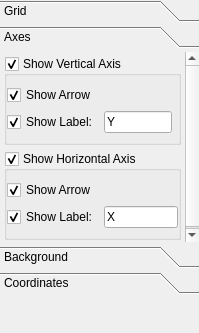
Old version of the form src/settingsview.ui in the repository gitGNU/gnu_siplot.
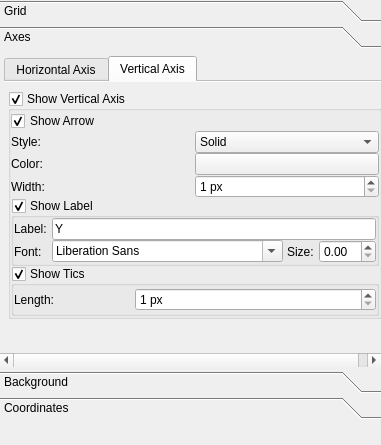
New version of the form. The open tabs and pages were chosen to show the change.

```diff
--- a/src/settingsview.ui
+++ b/src/settingsview.ui
@@ -6,8 +6,8 @@
    <rect>
     <x>0</x>
     <y>0</y>
-    <width>199</width>
-    <height>333</height>
+    <width>381</width>
+    <height>445</height>
    </rect>
   </property>
   <property name="sizePolicy">
@@ -18,8 +18,8 @@
   </property>
   <property name="minimumSize">
    <size>
-    <width>199</width>
-    <height>333</height>
+    <width>381</width>
+    <height>445</height>
    </size>
   </property>
   <property name="maximumSize">
@@ -45,14 +45,11 @@
     <property name="spacing">
      <number>0</number>
     </property>
-    <property name="sizeConstraint">
-     <enum>QLayout::SetNoConstraint</enum>
-    </property>
     <property name="margin">
      <number>0</number>
     </property>
     <item>
-     <widget class="QToolBox" name="m_toolBox">
+     <widget class="QToolBox" name="m_settingsToolBox">
       <property name="frameShape">
        <enum>QFrame::NoFrame</enum>
       </property>
@@ -68,13 +65,13 @@
       <property name="tabSpacing">
        <number>4</number>
       </property>
-      <widget class="QWidget" name="page_0">
+      <widget class="QWidget" name="m_gridPage">
        <property name="geometry">
         <rect>
          <x>0</x>
          <y>0</y>
-         <width>183</width>
-         <height>157</height>
+         <width>365</width>
+         <height>164</height>
         </rect>
        </property>
        <attribute name="label">
@@ -122,14 +119,14 @@
             <number>-1</number>
            </property>
            <item row="3" column="0">
-            <widget class="QLabel" name="label_4">
+            <widget class="QLabel" name="m_girdWidthLabel">
              <property name="text">
               <string>Width:</string>
              </property>
             </widget>
            </item>
            <item row="2" column="0">
-            <widget class="QLabel" name="label_9">
+            <widget class="QLabel" name="m_girdColLabel">
              <property name="text">
               <string>Color:</string>
              </property>
@@ -143,7 +140,7 @@
             </widget>
            </item>
            <item row="1" column="0">
-            <widget class="QLabel" name="label_10">
+            <widget class="QLabel" name="m_gridStyleLabel">
              <property name="text">
               <string>Style:</string>
              </property>
@@ -209,19 +206,19 @@
         </item>
        </layout>
       </widget>
-      <widget class="QWidget" name="page_1">
+      <widget class="QWidget" name="m_axesPage">
        <property name="geometry">
         <rect>
          <x>0</x>
          <y>0</y>
-         <width>183</width>
-         <height>188</height>
+         <width>365</width>
+         <height>302</height>
         </rect>
        </property>
        <attribute name="label">
         <string>Axes</string>
        </attribute>
-       <layout class="QGridLayout" name="gridLayout" rowstretch="0,0,0,0,0">
+       <layout class="QGridLayout" name="gridLayout" rowstretch="0,0">
         <property name="horizontalSpacing">
          <number>4</number>
         </property>
@@ -232,6 +229,50 @@
          <number>4</number>
         </property>
         <item row="1" column="0">
+         <spacer name="verticalSpacer_5">
+          <property name="orientation">
+           <enum>Qt::Vertical</enum>
+          </property>
+          <property name="sizeHint" stdset="0">
+           <size>
+            <width>20</width>
+            <height>40</height>
+           </size>
+          </property>
+         </spacer>
+        </item>
+        <item row="0" column="0">
+         <widget class="QTabWidget" name="m_axesTabWidget">
+          <property name="tabPosition">
+           <enum>QTabWidget::North</enum>
+          </property>
+          <property name="currentIndex">
+           <number>0</number>
+          </property>
+          <property name="elideMode">
+           <enum>Qt::ElideNone</enum>
+          </property>
+          <property name="usesScrollButtons">
+           <bool>true</bool>
+          </property>
+          <property name="documentMode">
+           <bool>true</bool>
+          </property>
+          <property name="tabsClosable">
+           <bool>false</bool>
+          </property>
+          <property name="movable">
+           <bool>false</bool>
+          </property>
+          <widget class="QWidget" name="m_horAxisTab">
+           <attribute name="title">
+            <string>Horizontal Axis</string>
+           </attribute>
+           <layout class="QVBoxLayout" name="verticalLayout_7" stretch="0">
+            <property name="topMargin">
+             <number>4</number>
+            </property>
+            <item>
          <widget class="QGroupBox" name="m_horGroup">
           <property name="title">
            <string>Show Horizontal Axis</string>
@@ -243,6 +284,9 @@
            <bool>true</bool>
           </property>
           <layout class="QVBoxLayout" name="verticalLayout_3">
+               <property name="spacing">
+                <number>0</number>
+               </property>
            <property name="margin">
             <number>0</number>
            </property>
@@ -258,46 +302,293 @@
               <number>0</number>
              </property>
              <layout class="QGridLayout" name="gridLayout_4">
-              <property name="leftMargin">
+                  <property name="margin">
                <number>0</number>
               </property>
-              <property name="rightMargin">
+                  <property name="spacing">
                <number>0</number>
               </property>
-              <item row="3" column="0">
-               <widget class="QCheckBox" name="m_horLabelCheck">
-                <property name="text">
-                 <string>Show Label:</string>
-                </property>
-                <property name="checked">
+                  <item row="5" column="0" colspan="2">
+                   <widget class="QGroupBox" name="m_horLabelGroup">
+                    <property name="title">
+                     <string>Show Label</string>
+                    </property>
+                    <property name="flat">
                  <bool>true</bool>
                 </property>
-               </widget>
-              </item>
-              <item row="0" column="0">
-               <widget class="QCheckBox" name="m_horArrowCheck">
-                <property name="text">
-                 <string>Show Arrow</string>
-                </property>
-                <property name="checked">
+                    <property name="checkable">
                  <bool>true</bool>
                 </property>
-               </widget>
-              </item>
-              <item row="3" column="1">
+                    <layout class="QVBoxLayout" name="verticalLayout_9">
+                     <property name="spacing">
+                      <number>0</number>
+                     </property>
+                     <property name="margin">
+                      <number>0</number>
+                     </property>
+                     <item>
+                      <widget class="QFrame" name="m_horLabelFrame">
+                       <property name="frameShape">
+                        <enum>QFrame::NoFrame</enum>
+                       </property>
+                       <property name="frameShadow">
+                        <enum>QFrame::Plain</enum>
+                       </property>
+                       <property name="lineWidth">
+                        <number>0</number>
+                       </property>
+                       <layout class="QGridLayout" name="gridLayout_8">
+                        <property name="margin">
+                         <number>0</number>
+                        </property>
+                        <property name="spacing">
+                         <number>0</number>
+                        </property>
+                        <item row="2" column="0">
+                         <widget class="QLabel" name="m_horLabelLabel">
+                          <property name="text">
+                           <string>Label:</string>
+                          </property>
+                         </widget>
+                        </item>
+                        <item row="2" column="2" colspan="5">
                <widget class="QLineEdit" name="m_horLabelEdit">
                 <property name="text">
                  <string>X</string>
                 </property>
                </widget>
               </item>
+                        <item row="2" column="1" rowspan="2">
+                         <spacer name="horizontalSpacer_4">
+                          <property name="orientation">
+                           <enum>Qt::Horizontal</enum>
+                          </property>
+                          <property name="sizeHint" stdset="0">
+                           <size>
+                            <width>40</width>
+                            <height>20</height>
+                           </size>
+                          </property>
+                         </spacer>
+                        </item>
+                        <item row="3" column="2">
+                         <widget class="QFontComboBox" name="m_horLabelFontCombo"/>
+                        </item>
+                        <item row="3" column="0">
+                         <widget class="QLabel" name="m_horLabelFontLabel">
+                          <property name="text">
+                           <string>Font:</string>
+                          </property>
+                         </widget>
+                        </item>
+                        <item row="3" column="6">
+                         <widget class="QDoubleSpinBox" name="m_horLabelSizeSpin">
+                          <property name="minimum">
+                           <double>1.000000000000000</double>
+                          </property>
+                         </widget>
+                        </item>
+                        <item row="3" column="3">
+                         <spacer name="horizontalSpacer_3">
+                          <property name="orientation">
+                           <enum>Qt::Horizontal</enum>
+                          </property>
+                          <property name="sizeHint" stdset="0">
+                           <size>
+                            <width>40</width>
+                            <height>20</height>
+                           </size>
+                          </property>
+                         </spacer>
+                        </item>
+                        <item row="3" column="4">
+                         <widget class="QLabel" name="m_horLabelSizeLabel">
+                          <property name="text">
+                           <string>Size:</string>
+                          </property>
+                         </widget>
+                        </item>
+                        <item row="3" column="5">
+                         <spacer name="horizontalSpacer_6">
+                          <property name="orientation">
+                           <enum>Qt::Horizontal</enum>
+                          </property>
+                          <property name="sizeHint" stdset="0">
+                           <size>
+                            <width>40</width>
+                            <height>20</height>
+                           </size>
+                          </property>
+                         </spacer>
+                        </item>
              </layout>
             </widget>
            </item>
           </layout>
          </widget>
         </item>
+                  <item row="4" column="0">
+                   <widget class="QLabel" name="m_horWidthLabel">
+                    <property name="text">
+                     <string>Width:</string>
+                    </property>
+                   </widget>
+                  </item>
+                  <item row="2" column="0">
+                   <widget class="QLabel" name="m_horColLabel">
+                    <property name="text">
+                     <string>Color:</string>
+                    </property>
+                   </widget>
+                  </item>
+                  <item row="1" column="0">
+                   <widget class="QLabel" name="m_horStyleLabel">
+                    <property name="text">
+                     <string>Style:</string>
+                    </property>
+                   </widget>
+                  </item>
+                  <item row="0" column="0" colspan="2">
+                   <widget class="QCheckBox" name="m_horArrowCheck">
+                    <property name="text">
+                     <string>Show Arrow</string>
+                    </property>
+                    <property name="checked">
+                     <bool>true</bool>
+                    </property>
+                   </widget>
+                  </item>
+                  <item row="6" column="0" colspan="2">
+                   <widget class="QGroupBox" name="m_horTicsGroup">
+                    <property name="title">
+                     <string>Show Tics</string>
+                    </property>
+                    <property name="flat">
+                     <bool>true</bool>
+                    </property>
+                    <property name="checkable">
+                     <bool>true</bool>
+                    </property>
+                    <layout class="QVBoxLayout" name="verticalLayout_11">
+                     <property name="spacing">
+                      <number>0</number>
+                     </property>
+                     <property name="margin">
+                      <number>0</number>
+                     </property>
+                     <item>
+                      <widget class="QFrame" name="m_horTicsFrame">
+                       <property name="frameShape">
+                        <enum>QFrame::NoFrame</enum>
+                       </property>
+                       <property name="frameShadow">
+                        <enum>QFrame::Plain</enum>
+                       </property>
+                       <property name="lineWidth">
+                        <number>0</number>
+                       </property>
+                       <layout class="QGridLayout" name="gridLayout_9">
+                        <property name="margin">
+                         <number>0</number>
+                        </property>
+                        <property name="spacing">
+                         <number>0</number>
+                        </property>
         <item row="0" column="0">
+                         <widget class="QLabel" name="label_2">
+                          <property name="text">
+                           <string>Length:</string>
+                          </property>
+                         </widget>
+                        </item>
+                        <item row="0" column="1" colspan="2">
+                         <widget class="QSpinBox" name="m_horTicsLengthSpin">
+                          <property name="suffix">
+                           <string> px</string>
+                          </property>
+                          <property name="minimum">
+                           <number>1</number>
+                          </property>
+                          <property name="maximum">
+                           <number>1000</number>
+                          </property>
+                         </widget>
+                        </item>
+                       </layout>
+                      </widget>
+                     </item>
+                    </layout>
+                   </widget>
+                  </item>
+                  <item row="4" column="1">
+                   <widget class="QSpinBox" name="m_horWidthSpin">
+                    <property name="suffix">
+                     <string> px</string>
+                    </property>
+                    <property name="minimum">
+                     <number>1</number>
+                    </property>
+                    <property name="maximum">
+                     <number>1000</number>
+                    </property>
+                   </widget>
+                  </item>
+                  <item row="1" column="1">
+                   <widget class="QComboBox" name="m_horStyleCombo">
+                    <item>
+                     <property name="text">
+                      <string>Solid</string>
+                     </property>
+                    </item>
+                    <item>
+                     <property name="text">
+                      <string>Dash</string>
+                     </property>
+                    </item>
+                    <item>
+                     <property name="text">
+                      <string>Dot</string>
+                     </property>
+                    </item>
+                    <item>
+                     <property name="text">
+                      <string>Dash Dot</string>
+                     </property>
+                    </item>
+                    <item>
+                     <property name="text">
+                      <string>Dash Dot Dot</string>
+                     </property>
+                    </item>
+                   </widget>
+                  </item>
+                  <item row="2" column="1">
+                   <widget class="QPushButton" name="m_horColButton">
+                    <property name="text">
+                     <string/>
+                    </property>
+                   </widget>
+                  </item>
+                 </layout>
+                </widget>
+               </item>
+              </layout>
+             </widget>
+            </item>
+           </layout>
+          </widget>
+          <widget class="QWidget" name="m_verAxisTab">
+           <attribute name="title">
+            <string>Vertical Axis</string>
+           </attribute>
+           <layout class="QVBoxLayout" name="verticalLayout_6" stretch="0">
+            <property name="leftMargin">
+             <number>4</number>
+            </property>
+            <property name="rightMargin">
+             <number>4</number>
+            </property>
+            <item>
          <widget class="QGroupBox" name="m_verGroup">
           <property name="title">
            <string>Show Vertical Axis</string>
@@ -308,7 +599,10 @@
           <property name="checkable">
            <bool>true</bool>
           </property>
-          <layout class="QVBoxLayout" name="verticalLayout_5">
+              <layout class="QVBoxLayout" name="verticalLayout_5" stretch="0">
+               <property name="spacing">
+                <number>0</number>
+               </property>
            <property name="margin">
             <number>0</number>
            </property>
@@ -324,13 +618,86 @@
               <number>0</number>
              </property>
              <layout class="QGridLayout" name="gridLayout_5">
-              <property name="leftMargin">
+                  <property name="margin">
                <number>0</number>
               </property>
-              <property name="rightMargin">
+                  <property name="spacing">
                <number>0</number>
               </property>
-              <item row="0" column="0" colspan="3">
+                  <item row="4" column="1">
+                   <widget class="QSpinBox" name="m_verWidthSpin">
+                    <property name="suffix">
+                     <string> px</string>
+                    </property>
+                    <property name="prefix">
+                     <string/>
+                    </property>
+                    <property name="minimum">
+                     <number>1</number>
+                    </property>
+                    <property name="maximum">
+                     <number>1000</number>
+                    </property>
+                   </widget>
+                  </item>
+                  <item row="2" column="1">
+                   <widget class="QPushButton" name="m_verColButton">
+                    <property name="text">
+                     <string/>
+                    </property>
+                   </widget>
+                  </item>
+                  <item row="1" column="1">
+                   <widget class="QComboBox" name="m_verStyleCombo">
+                    <item>
+                     <property name="text">
+                      <string>Solid</string>
+                     </property>
+                    </item>
+                    <item>
+                     <property name="text">
+                      <string>Dash</string>
+                     </property>
+                    </item>
+                    <item>
+                     <property name="text">
+                      <string>Dot</string>
+                     </property>
+                    </item>
+                    <item>
+                     <property name="text">
+                      <string>Dash Dot</string>
+                     </property>
+                    </item>
+                    <item>
+                     <property name="text">
+                      <string>Dash Dot Dot</string>
+                     </property>
+                    </item>
+                   </widget>
+                  </item>
+                  <item row="4" column="0">
+                   <widget class="QLabel" name="m_verWidthLabel">
+                    <property name="text">
+                     <string>Width:</string>
+                    </property>
+                   </widget>
+                  </item>
+                  <item row="2" column="0">
+                   <widget class="QLabel" name="m_verColLabel">
+                    <property name="text">
+                     <string>Color:</string>
+                    </property>
+                   </widget>
+                  </item>
+                  <item row="1" column="0">
+                   <widget class="QLabel" name="m_verStyleLabel">
+                    <property name="text">
+                     <string>Style:</string>
+                    </property>
+                   </widget>
+                  </item>
+                  <item row="0" column="0" colspan="2">
                <widget class="QCheckBox" name="m_verArrowCheck">
                 <property name="text">
                  <string>Show Arrow</string>
@@ -340,23 +707,180 @@
                 </property>
                </widget>
               </item>
-              <item row="2" column="1">
+                  <item row="7" column="0" colspan="2">
+                   <widget class="QGroupBox" name="m_verTicsGroup">
+                    <property name="title">
+                     <string>Show Tics</string>
+                    </property>
+                    <property name="flat">
+                     <bool>true</bool>
+                    </property>
+                    <property name="checkable">
+                     <bool>true</bool>
+                    </property>
+                    <layout class="QVBoxLayout" name="verticalLayout_10">
+                     <property name="spacing">
+                      <number>0</number>
+                     </property>
+                     <property name="margin">
+                      <number>0</number>
+                     </property>
+                     <item>
+                      <widget class="QFrame" name="m_verTicsFrame">
+                       <property name="frameShape">
+                        <enum>QFrame::NoFrame</enum>
+                       </property>
+                       <property name="frameShadow">
+                        <enum>QFrame::Plain</enum>
+                       </property>
+                       <property name="lineWidth">
+                        <number>0</number>
+                       </property>
+                       <layout class="QGridLayout" name="gridLayout_6">
+                        <property name="margin">
+                         <number>0</number>
+                        </property>
+                        <property name="spacing">
+                         <number>0</number>
+                        </property>
+                        <item row="0" column="0">
+                         <widget class="QLabel" name="m_verTicsLengthLabel">
+                          <property name="text">
+                           <string>Length:</string>
+                          </property>
+                         </widget>
+                        </item>
+                        <item row="0" column="1" colspan="2">
+                         <widget class="QSpinBox" name="m_verTicsLengthSpin">
+                          <property name="suffix">
+                           <string> px</string>
+                          </property>
+                          <property name="prefix">
+                           <string/>
+                          </property>
+                          <property name="minimum">
+                           <number>1</number>
+                          </property>
+                          <property name="maximum">
+                           <number>1000</number>
+                          </property>
+                         </widget>
+                        </item>
+                       </layout>
+                      </widget>
+                     </item>
+                    </layout>
+                   </widget>
+                  </item>
+                  <item row="5" column="0" colspan="2">
+                   <widget class="QGroupBox" name="m_verLabelGroup">
+                    <property name="title">
+                     <string>Show Label</string>
+                    </property>
+                    <property name="flat">
+                     <bool>true</bool>
+                    </property>
+                    <property name="checkable">
+                     <bool>true</bool>
+                    </property>
+                    <layout class="QVBoxLayout" name="verticalLayout_8">
+                     <property name="spacing">
+                      <number>0</number>
+                     </property>
+                     <property name="margin">
+                      <number>0</number>
+                     </property>
+                     <item>
+                      <widget class="QFrame" name="m_verLabelFrame">
+                       <property name="frameShape">
+                        <enum>QFrame::NoFrame</enum>
+                       </property>
+                       <property name="frameShadow">
+                        <enum>QFrame::Plain</enum>
+                       </property>
+                       <property name="lineWidth">
+                        <number>0</number>
+                       </property>
+                       <layout class="QGridLayout" name="gridLayout_10">
+                        <property name="margin">
+                         <number>0</number>
+                        </property>
+                        <property name="spacing">
+                         <number>0</number>
+                        </property>
+                        <item row="0" column="0">
+                         <widget class="QLabel" name="m_verLabelLabel">
+                          <property name="text">
+                           <string>Label:</string>
+                          </property>
+                         </widget>
+                        </item>
+                        <item row="0" column="2" colspan="5">
                <widget class="QLineEdit" name="m_verLabelEdit">
                 <property name="text">
                  <string>Y</string>
                 </property>
                </widget>
               </item>
-              <item row="2" column="0">
-               <widget class="QCheckBox" name="m_verLabelCheck">
+                        <item row="1" column="0">
+                         <widget class="QLabel" name="m_verLabelFontLabel">
                 <property name="text">
-                 <string>Show Label:</string>
-                </property>
-                <property name="checked">
-                 <bool>true</bool>
+                           <string>Font:</string>
+                          </property>
+                         </widget>
+                        </item>
+                        <item row="1" column="2">
+                         <widget class="QFontComboBox" name="m_verLabelFontCombo"/>
+                        </item>
+                        <item row="1" column="4">
+                         <widget class="QLabel" name="m_verLabelSizeLabel">
+                          <property name="text">
+                           <string>Size:</string>
                 </property>
                </widget>
               </item>
+                        <item row="1" column="6">
+                         <widget class="QDoubleSpinBox" name="m_verLabelSizeSpin"/>
+                        </item>
+                        <item row="0" column="1" rowspan="2">
+                         <spacer name="horizontalSpacer_5">
+                          <property name="orientation">
+                           <enum>Qt::Horizontal</enum>
+                          </property>
+                          <property name="sizeHint" stdset="0">
+                           <size>
+                            <width>40</width>
+                            <height>20</height>
+                           </size>
+                          </property>
+                         </spacer>
+                        </item>
+                        <item row="1" column="5">
+                         <spacer name="horizontalSpacer_9">
+                          <property name="orientation">
+                           <enum>Qt::Horizontal</enum>
+                          </property>
+                          <property name="sizeHint" stdset="0">
+                           <size>
+                            <width>40</width>
+                            <height>20</height>
+                           </size>
+                          </property>
+                         </spacer>
+                        </item>
+                        <item row="1" column="3">
+                         <spacer name="horizontalSpacer_10">
+                          <property name="orientation">
+                           <enum>Qt::Horizontal</enum>
+                          </property>
+                          <property name="sizeHint" stdset="0">
+                           <size>
+                            <width>40</width>
+                            <height>20</height>
+                           </size>
+                          </property>
+                         </spacer>
+                        </item>
              </layout>
             </widget>
            </item>
@@ -365,13 +889,23 @@
         </item>
        </layout>
       </widget>
-      <widget class="QWidget" name="page_2">
+               </item>
+              </layout>
+             </widget>
+            </item>
+           </layout>
+          </widget>
+         </widget>
+        </item>
+       </layout>
+      </widget>
+      <widget class="QWidget" name="m_bgPage">
        <property name="geometry">
         <rect>
          <x>0</x>
          <y>0</y>
-         <width>183</width>
-         <height>76</height>
+         <width>365</width>
+         <height>92</height>
         </rect>
        </property>
        <attribute name="label">
@@ -382,7 +916,7 @@
          <number>4</number>
         </property>
         <item row="0" column="0">
-         <widget class="QLabel" name="label_7">
+         <widget class="QLabel" name="m_bgColLabel">
           <property name="text">
            <string>Color:</string>
           </property>
@@ -396,7 +930,7 @@
          </widget>
         </item>
         <item row="1" column="1">
-         <spacer name="verticalSpacer_3">
+         <spacer name="m_bgVerSpacer">
           <property name="orientation">
            <enum>Qt::Vertical</enum>
           </property>
@@ -410,13 +944,13 @@
         </item>
        </layout>
       </widget>
-      <widget class="QWidget" name="page_3">
+      <widget class="QWidget" name="m_coordPage">
        <property name="geometry">
         <rect>
          <x>0</x>
          <y>0</y>
-         <width>183</width>
-         <height>73</height>
+         <width>365</width>
+         <height>92</height>
         </rect>
        </property>
        <attribute name="label">
@@ -437,7 +971,7 @@
          </widget>
         </item>
         <item>
-         <spacer name="verticalSpacer_2">
+         <spacer name="m_coordVertSpacer">
           <property name="orientation">
            <enum>Qt::Vertical</enum>
           </property>
@@ -454,14 +988,14 @@
      </widget>
     </item>
     <item>
-     <spacer name="verticalSpacer">
+     <spacer name="verticalSpacer_6">
       <property name="orientation">
        <enum>Qt::Vertical</enum>
       </property>
       <property name="sizeHint" stdset="0">
        <size>
         <width>20</width>
-        <height>40</height>
+        <height>30</height>
        </size>
       </property>
      </spacer>
```
Lines whose indentation alone changed are shown as unchanged.
